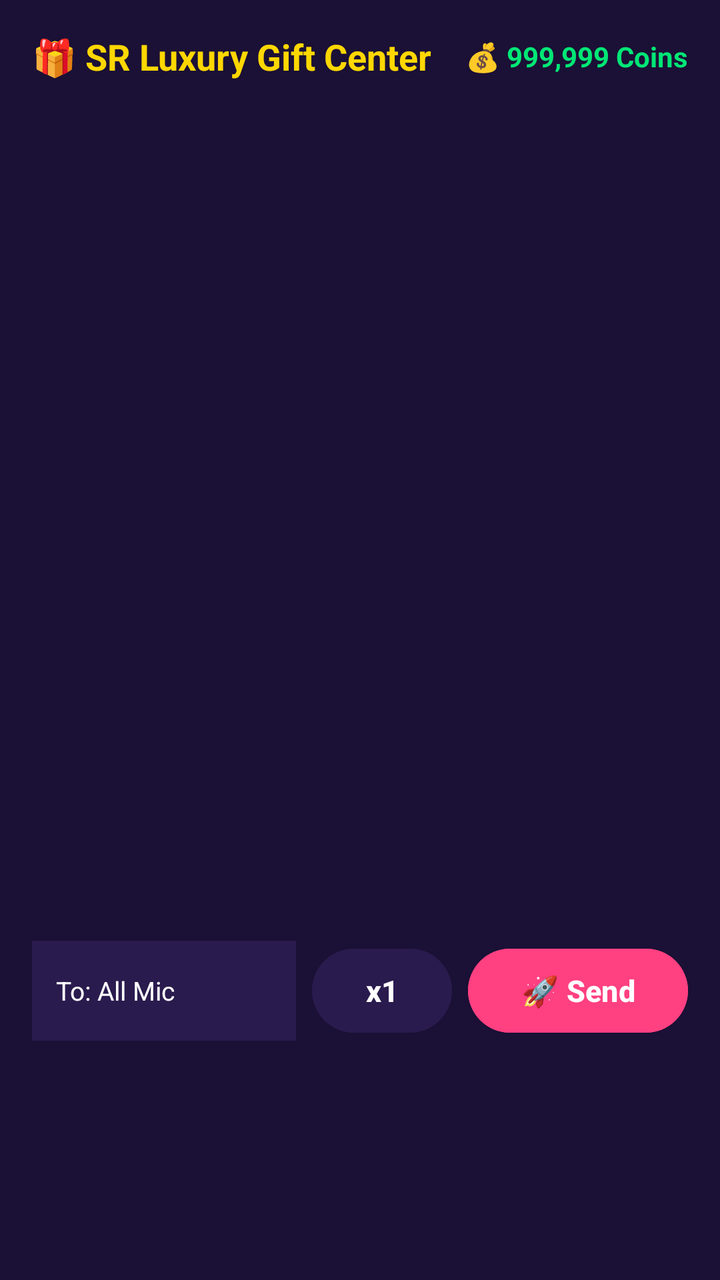
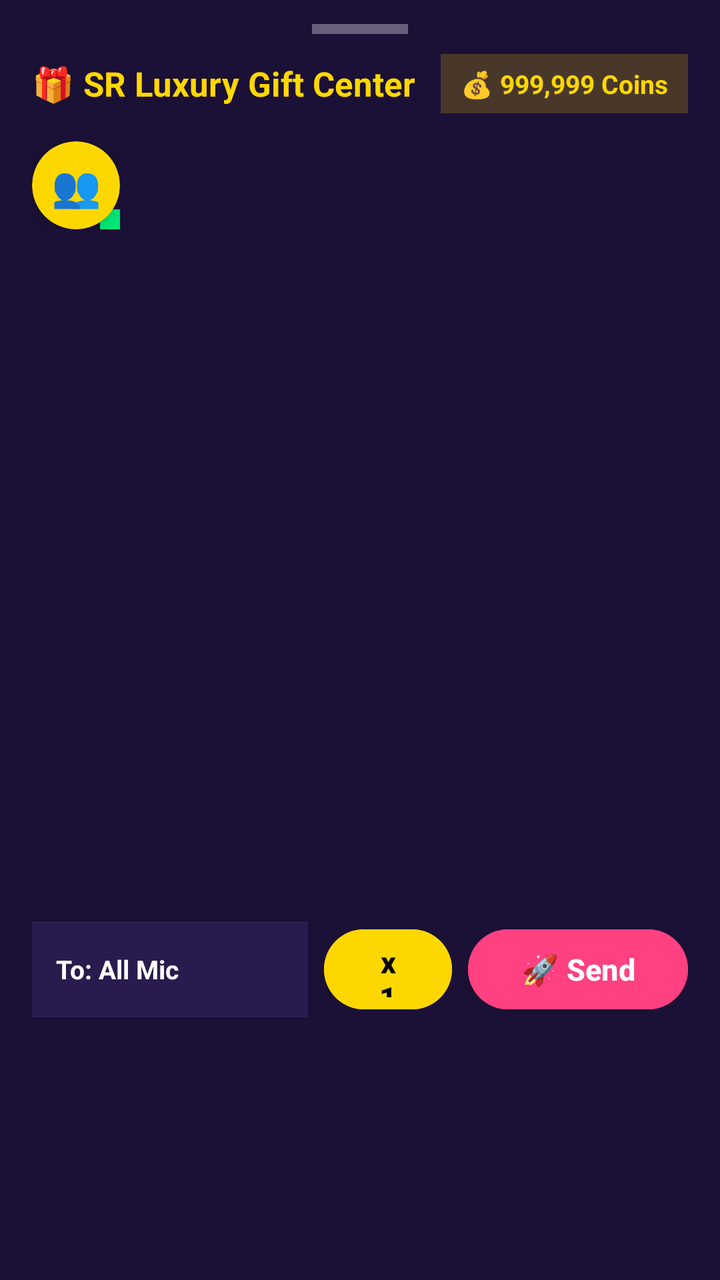

Before-and-after screenshots of an Android layout around one commit, followed by the original layout XML and the change that was made.
<!-- AndroidManifest.xml: application theme Theme.SRVoiceChat -->
<!-- res/layout/dialog_gift_panel.xml -->
<?xml version="1.0" encoding="utf-8"?>
<LinearLayout xmlns:android="http://schemas.android.com/apk/res/android"
    android:layout_width="match_parent"
    android:layout_height="wrap_content"
    android:orientation="vertical"
    android:background="#1B1035"
    android:padding="16dp">

    <LinearLayout
        android:layout_width="match_parent"
        android:layout_height="wrap_content"
        android:orientation="horizontal"
        android:gravity="center_vertical"
        android:paddingBottom="10dp">

        <TextView
            android:layout_width="0dp"
            android:layout_height="wrap_content"
            android:layout_weight="1"
            android:text="🎁 SR Luxury Gift Center"
            android:textColor="#FFD700"
            android:textSize="18sp"
            android:textStyle="bold" />

        <TextView
            android:id="@+id/txtUserCoinBalance"
            android:layout_width="wrap_content"
            android:layout_height="wrap_content"
            android:text="💰 999,999 Coins"
            android:textColor="#00E676"
            android:textSize="14sp"
            android:textStyle="bold" />
    </LinearLayout>

    <androidx.recyclerview.widget.RecyclerView
        android:id="@+id/rvGiftTargets"
        android:layout_width="match_parent"
        android:layout_height="78dp"
        android:orientation="horizontal"
        android:layout_marginBottom="10dp" />

    <EditText
        android:id="@+id/editTargetSeat"
        android:layout_width="match_parent"
        android:layout_height="0dp"
        android:visibility="gone"
        android:background="#2A1B4E"
        android:textColor="#FFFFFF"
        android:hint="Target Seat" />

    
    <TextView
        android:id="@+id/txtGiftCount"
        android:layout_width="0dp"
        android:layout_height="0dp"
        android:visibility="gone"
        android:text="x1" />

    <androidx.recyclerview.widget.RecyclerView
        android:id="@+id/rvGifts"
        android:layout_width="match_parent"
        android:layout_height="320dp"
        android:scrollbars="vertical"
        android:layout_marginBottom="12dp" />

    <LinearLayout
        android:layout_width="match_parent"
        android:layout_height="wrap_content"
        android:orientation="horizontal"
        android:gravity="center_vertical">

        <TextView
            android:id="@+id/tvSelectedTargetId"
            android:layout_width="0dp"
            android:layout_height="50dp"
            android:layout_weight="1"
            android:background="#2A1B4E"
            android:text="To: All Mic"
            android:textColor="#FFFFFF"
            android:textSize="13sp"
            android:gravity="center_vertical"
            android:paddingHorizontal="12dp" />

        <Button
            android:id="@+id/btnGiftQuantity"
            android:layout_width="70dp"
            android:layout_height="50dp"
            android:layout_marginStart="8dp"
            android:text="x1"
            android:textColor="#FFFFFF"
            android:textSize="15sp"
            android:textStyle="bold"
            android:backgroundTint="#2A1B4E" />

        
        <Button
            android:id="@+id/btnGiftCount"
            android:layout_width="0dp"
            android:layout_height="0dp"
            android:visibility="gone"
            android:text="x1" />

        <Button
            android:id="@+id/btnSendGift"
            android:layout_width="110dp"
            android:layout_height="50dp"
            android:layout_marginStart="8dp"
            android:text="🚀 Send"
            android:textColor="#FFFFFF"
            android:textSize="15sp"
            android:textStyle="bold"
            android:backgroundTint="#FF4081" />
    </LinearLayout>

</LinearLayout>
<!-- resources referenced by this layout -->
<resources>
  <style name="Theme.SRVoiceChat" parent="Theme.Material3.DayNight.NoActionBar">
          <item name="colorPrimary">#FF4081</item>
          <item name="android:statusBarColor">#FF4081</item>
          <item name="android:windowLightStatusBar">true</item>
      </style>
</resources>

<!-- the commit's change to res/layout/dialog_gift_panel.xml (unified diff, before → after) -->
@@ -1,10 +1,22 @@
 <?xml version="1.0" encoding="utf-8"?>
 <LinearLayout xmlns:android="http://schemas.android.com/apk/res/android"
+    xmlns:app="http://schemas.android.com/apk/res-auto"
     android:layout_width="match_parent"
     android:layout_height="wrap_content"
     android:orientation="vertical"
     android:background="#1B1035"
-    android:padding="16dp">
+    android:paddingStart="16dp"
+    android:paddingEnd="16dp"
+    android:paddingTop="12dp"
+    android:paddingBottom="16dp">
+
+    
+    <View
+        android:layout_width="48dp"
+        android:layout_height="5dp"
+        android:background="#55FFFFFF"
+        android:layout_gravity="center"
+        android:layout_marginBottom="10dp" />
 
     <LinearLayout
         android:layout_width="match_parent"
@@ -19,7 +31,7 @@
             android:layout_weight="1"
             android:text="🎁 SR Luxury Gift Center"
             android:textColor="#FFD700"
-            android:textSize="18sp"
+            android:textSize="17sp"
             android:textStyle="bold" />
 
         <TextView
@@ -27,17 +39,57 @@
             android:layout_width="wrap_content"
             android:layout_height="wrap_content"
             android:text="💰 999,999 Coins"
-            android:textColor="#00E676"
-            android:textSize="14sp"
-            android:textStyle="bold" />
+            android:textColor="#FFD700"
+            android:textSize="13sp"
+            android:textStyle="bold"
+            android:background="#33FFD700"
+            android:paddingHorizontal="10dp"
+            android:paddingVertical="6dp" />
     </LinearLayout>
 
-    <androidx.recyclerview.widget.RecyclerView
-        android:id="@+id/rvGiftTargets"
+    
+    <LinearLayout
         android:layout_width="match_parent"
-        android:layout_height="78dp"
+        android:layout_height="wrap_content"
         android:orientation="horizontal"
-        android:layout_marginBottom="10dp" />
+        android:gravity="center_vertical"
+        android:layout_marginBottom="10dp">
+
+        
+        <FrameLayout
+            android:layout_width="44dp"
+            android:layout_height="44dp"
+            android:layout_marginEnd="8dp">
+            <androidx.cardview.widget.CardView
+                android:id="@+id/btnTargetPopup"
+                android:layout_width="44dp"
+                android:layout_height="44dp"
+                app:cardCornerRadius="22dp"
+                app:cardElevation="4dp"
+                app:cardBackgroundColor="#FFD700">
+                <TextView
+                    android:layout_width="match_parent"
+                    android:layout_height="match_parent"
+                    android:gravity="center"
+                    android:text="👥"
+                    android:textSize="20sp" />
+            </androidx.cardview.widget.CardView>
+            
+            <View
+                android:layout_width="10dp"
+                android:layout_height="10dp"
+                android:layout_gravity="bottom|end"
+                android:background="#00E676" />
+        </FrameLayout>
+
+        
+        <androidx.recyclerview.widget.RecyclerView
+            android:id="@+id/rvGiftTargets"
+            android:layout_width="0dp"
+            android:layout_height="52dp"
+            android:layout_weight="1"
+            android:orientation="horizontal" />
+    </LinearLayout>
 
     <EditText
         android:id="@+id/editTargetSeat"
@@ -48,7 +100,6 @@
         android:textColor="#FFFFFF"
         android:hint="Target Seat" />
 
-    
     <TextView
         android:id="@+id/txtGiftCount"
         android:layout_width="0dp"
@@ -56,6 +107,7 @@
         android:visibility="gone"
         android:text="x1" />
 
+    
     <androidx.recyclerview.widget.RecyclerView
         android:id="@+id/rvGifts"
         android:layout_width="match_parent"
@@ -63,6 +115,7 @@
         android:scrollbars="vertical"
         android:layout_marginBottom="12dp" />
 
+    
     <LinearLayout
         android:layout_width="match_parent"
         android:layout_height="wrap_content"
@@ -72,27 +125,28 @@
         <TextView
             android:id="@+id/tvSelectedTargetId"
             android:layout_width="0dp"
-            android:layout_height="50dp"
+            android:layout_height="48dp"
             android:layout_weight="1"
             android:background="#2A1B4E"
             android:text="To: All Mic"
             android:textColor="#FFFFFF"
             android:textSize="13sp"
+            android:textStyle="bold"
             android:gravity="center_vertical"
             android:paddingHorizontal="12dp" />
 
+        
         <Button
             android:id="@+id/btnGiftQuantity"
-            android:layout_width="70dp"
-            android:layout_height="50dp"
+            android:layout_width="64dp"
+            android:layout_height="48dp"
             android:layout_marginStart="8dp"
             android:text="x1"
-            android:textColor="#FFFFFF"
+            android:textColor="#000000"
             android:textSize="15sp"
             android:textStyle="bold"
-            android:backgroundTint="#2A1B4E" />
+            android:backgroundTint="#FFD700" />
 
-        
         <Button
             android:id="@+id/btnGiftCount"
             android:layout_width="0dp"
@@ -103,7 +157,7 @@
         <Button
             android:id="@+id/btnSendGift"
             android:layout_width="110dp"
-            android:layout_height="50dp"
+            android:layout_height="48dp"
             android:layout_marginStart="8dp"
             android:text="🚀 Send"
             android:textColor="#FFFFFF"
